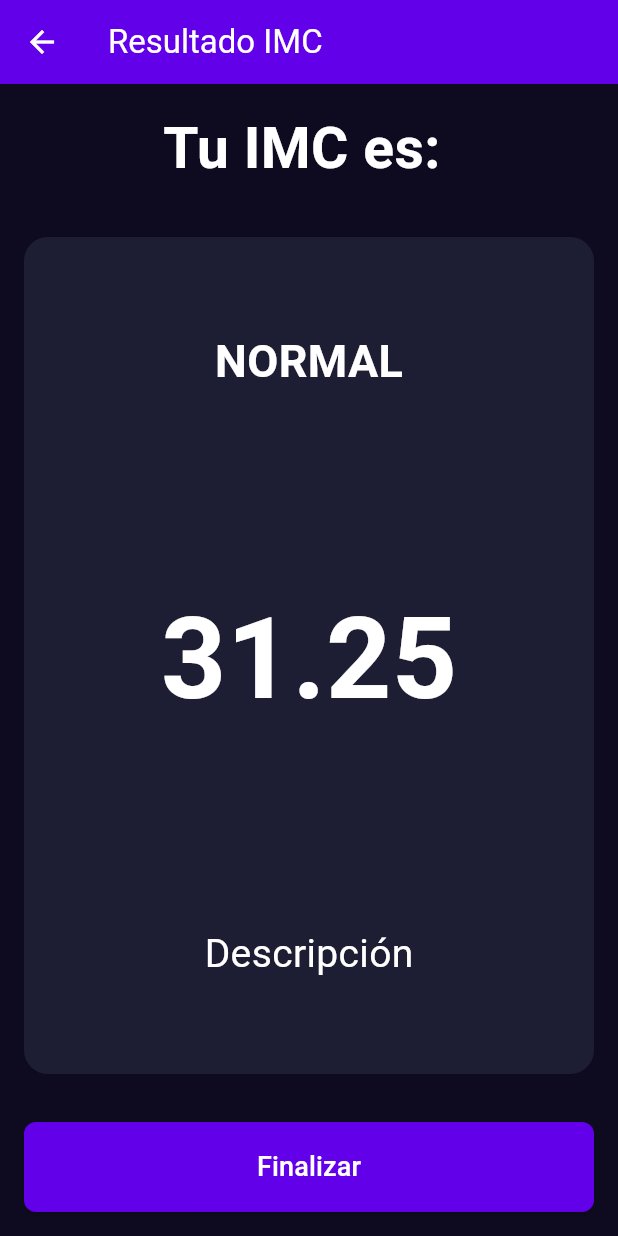
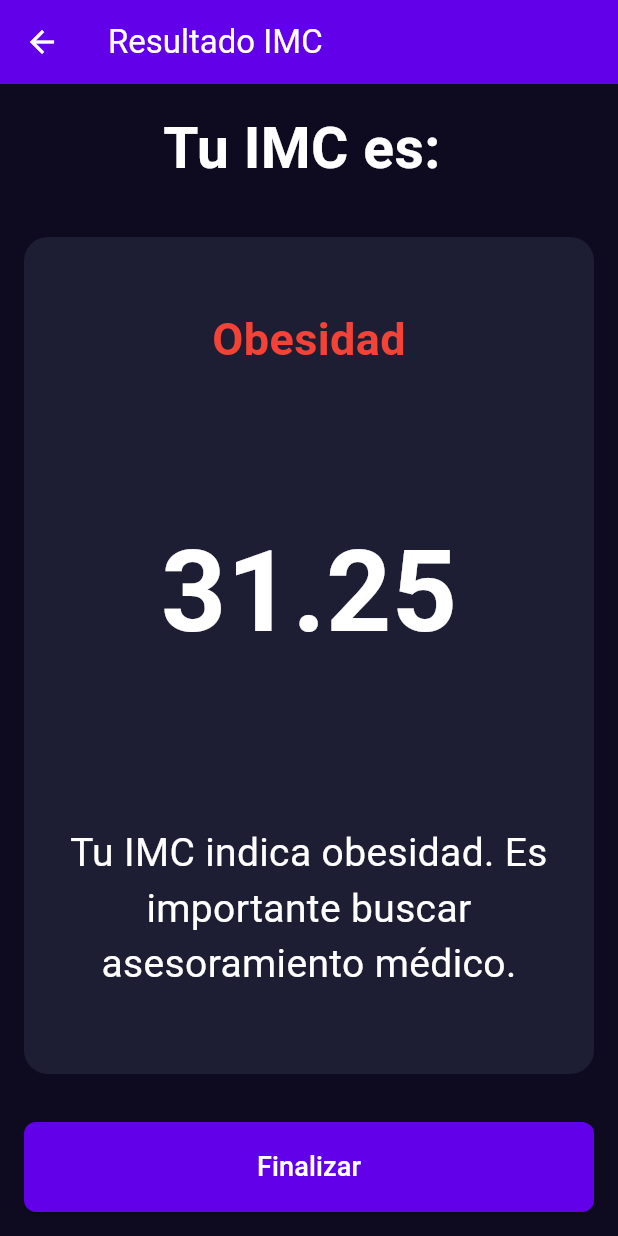
Before and after one commit to johnvacacela/ICM-Calculator, a Flutter app: the screen it shows after launch, after a tap on "Calcular IMC", on a phone screen of 412 x 824 dp. Run offline on Flutter 3.47's test engine with Material 3 defaults, Android fonts, the phone set to English and light mode, and no system bars.

Commit message:
Enhance IMCResultScreen to display dynamic title and description based on IMC result; add color coding for IMC categories and implement navigation on button press.

```diff
--- a/lib/screens/imc_result_screen.dart
+++ b/lib/screens/imc_result_screen.dart
@@ -44,13 +44,37 @@ class IMCResultScreen extends StatelessWidget {
                     color: AppColors.backgroundComponent,
                     borderRadius: BorderRadius.circular(16),
                   ),
-                  child:
-                  Column(
+                  child: Column(
                     mainAxisAlignment: MainAxisAlignment.spaceAround,
                     children: [
-                      Text("NORMAL", style: TextStyle(fontSize: 30, fontWeight: FontWeight.w600, color: Colors.white),),
-                      Text(imcResult.toStringAsFixed(2) , style: TextStyle(fontSize: 76, color: Colors.white, fontWeight: FontWeight.bold),),
-                      Text("Descripción", style: TextStyle(fontSize: 26, fontWeight: FontWeight.w400, color: Colors.white))
+                      Text(
+                        getTitleByIMC(imcResult),
+                        style: TextStyle(
+                          fontSize: 30,
+                          fontWeight: FontWeight.w600,
+                          color: getColorByIMC(imcResult),
+                        ),
+                      ),
+                      Text(
+                        imcResult.toStringAsFixed(2),
+                        style: TextStyle(
+                          fontSize: 76,
+                          color: Colors.white,
+                          fontWeight: FontWeight.bold,
+                        ),
+                      ),
+                      Padding(
+                        padding: const EdgeInsets.all(8.0),
+                        child: Text(
+                          getDescriptionByIMC(imcResult),
+                          style: TextStyle(
+                            fontSize: 26,
+                            fontWeight: FontWeight.w400,
+                            color: Colors.white,
+                          ),
+                          textAlign: TextAlign.center,
+                        ),
+                      ),
                     ],
                   ),
                 ),
@@ -60,7 +84,9 @@ class IMCResultScreen extends StatelessWidget {
               height: 60,
               width: double.infinity,
               child: ElevatedButton(
-                onPressed: () {},
+                onPressed: () {
+                  Navigator.pop(context);
+                },
                 style: ButtonStyle(
                   shape: WidgetStateProperty.all(
                     RoundedRectangleBorder(
@@ -77,4 +103,33 @@ class IMCResultScreen extends StatelessWidget {
       ),
     );
   }
+
+  Color getColorByIMC(double imcResult) {
+    return switch (imcResult) {
+      < 18.5 => Colors.blue, //IMC bajo
+      < 24.9 => Colors.green, //IMC normal
+      < 29.9 => Colors.orange, //IMC sobrepeso
+      _ => Colors.red, //IMC obesidad grado 1
+    };
+  }
+
+  String getTitleByIMC(double imcResult) {
+    return switch (imcResult) {
+      < 18.5 => "Bajo peso",
+      < 24.9 => "Peso normal",
+      < 29.9 => "Sobrepeso",
+      _ => "Obesidad",
+    };
+  }
+
+  String getDescriptionByIMC(double imcResult) {
+    return switch (imcResult) {
+      < 18.5 =>
+        "Tu IMC indica que tienes un bajo peso. Es recomendable consultar a un profesional de la salud.",
+      < 24.9 => "Tu IMC está en el rango normal. ¡Buen trabajo!",
+      < 29.9 =>
+        "Tu IMC indica sobrepeso. Considera adoptar hábitos más saludables.",
+      _ => "Tu IMC indica obesidad. Es importante buscar asesoramiento médico.",
+    };
+  }
 }
```
